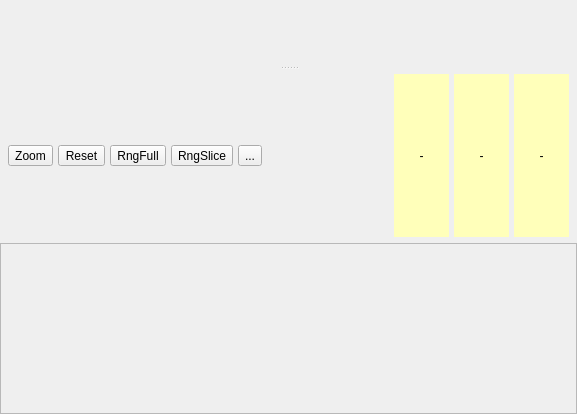
Qt form Code/Mantid/MantidQt/SliceViewer/inc/MantidQtSliceViewer/SliceViewer.ui (mantidproject/mantid) before a commit.
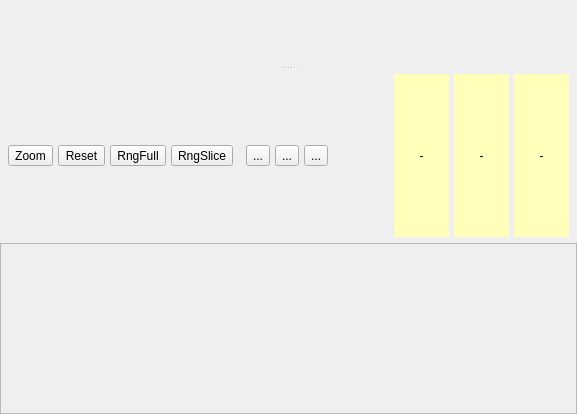
The same form after that commit. Icons and pictures are not drawn.

Commit message:
Refs #4180: Toolbar buttons to snap to grid, clear line.
Better tooltips. Enabled/disable snap in LineOverlay.
Ability to reset the LineOverlay.

What changed in the file:
```diff
--- a/Code/Mantid/MantidQt/SliceViewer/inc/MantidQtSliceViewer/SliceViewer.ui
+++ b/Code/Mantid/MantidQt/SliceViewer/inc/MantidQtSliceViewer/SliceViewer.ui
@@ -174,6 +174,22 @@
             </property>
            </widget>
           </item>
+          <item>
+           <spacer name="horizontalSpacer_2">
+            <property name="orientation">
+             <enum>Qt::Horizontal</enum>
+            </property>
+            <property name="sizeType">
+             <enum>QSizePolicy::Fixed</enum>
+            </property>
+            <property name="sizeHint" stdset="0">
+             <size>
+              <width>8</width>
+              <height>8</height>
+             </size>
+            </property>
+           </spacer>
+          </item>
           <item>
            <widget class="QToolButton" name="btnDoLine">
             <property name="text">
@@ -197,6 +213,49 @@
             </property>
            </widget>
           </item>
+          <item>
+           <widget class="QToolButton" name="btnClearLine">
+            <property name="toolTip">
+             <string>Remove the currently drawn line</string>
+            </property>
+            <property name="text">
+             <string>...</string>
+            </property>
+            <property name="icon">
+             <iconset resource="../../icons/SliceViewerIcons.qrc">
+              <normaloff>:/SliceViewer/icons/cross.png</normaloff>:/SliceViewer/icons/cross.png</iconset>
+            </property>
+            <property name="iconSize">
+             <size>
+              <width>18</width>
+              <height>18</height>
+             </size>
+            </property>
+           </widget>
+          </item>
+          <item>
+           <widget class="QToolButton" name="btnSnapToGrid">
+            <property name="toolTip">
+             <string>Snap to grid when drawing line</string>
+            </property>
+            <property name="text">
+             <string>...</string>
+            </property>
+            <property name="icon">
+             <iconset resource="../../icons/SliceViewerIcons.qrc">
+              <normaloff>:/SliceViewer/icons/grid.png</normaloff>:/SliceViewer/icons/grid.png</iconset>
+            </property>
+            <property name="iconSize">
+             <size>
+              <width>18</width>
+              <height>18</height>
+             </size>
+            </property>
+            <property name="checkable">
+             <bool>true</bool>
+            </property>
+           </widget>
+          </item>
           <item>
            <spacer name="horizontalSpacer">
             <property name="orientation">
```
Left out of the diff: 3 changed lines with no effect on the pictures. The commit also changes 7 other files.
